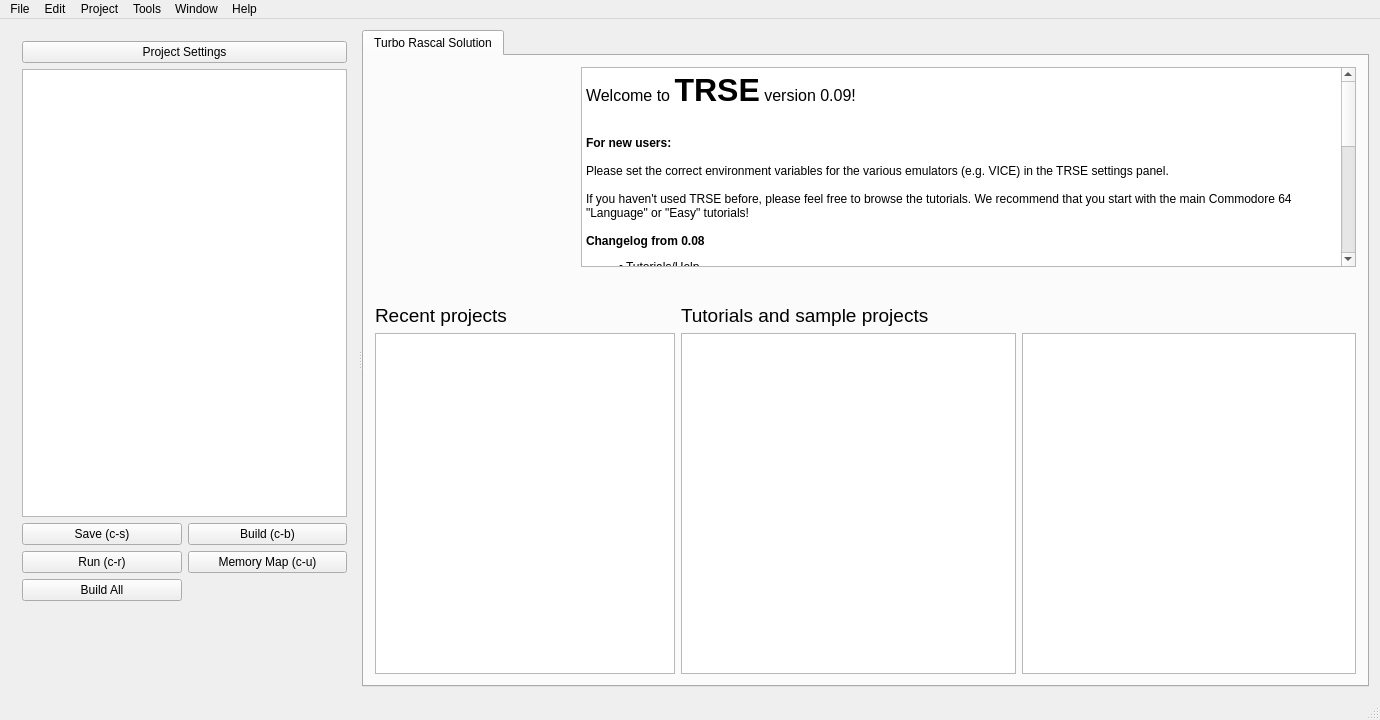
Old version of the form mainwindow.ui in the repository leuat/TRSE.
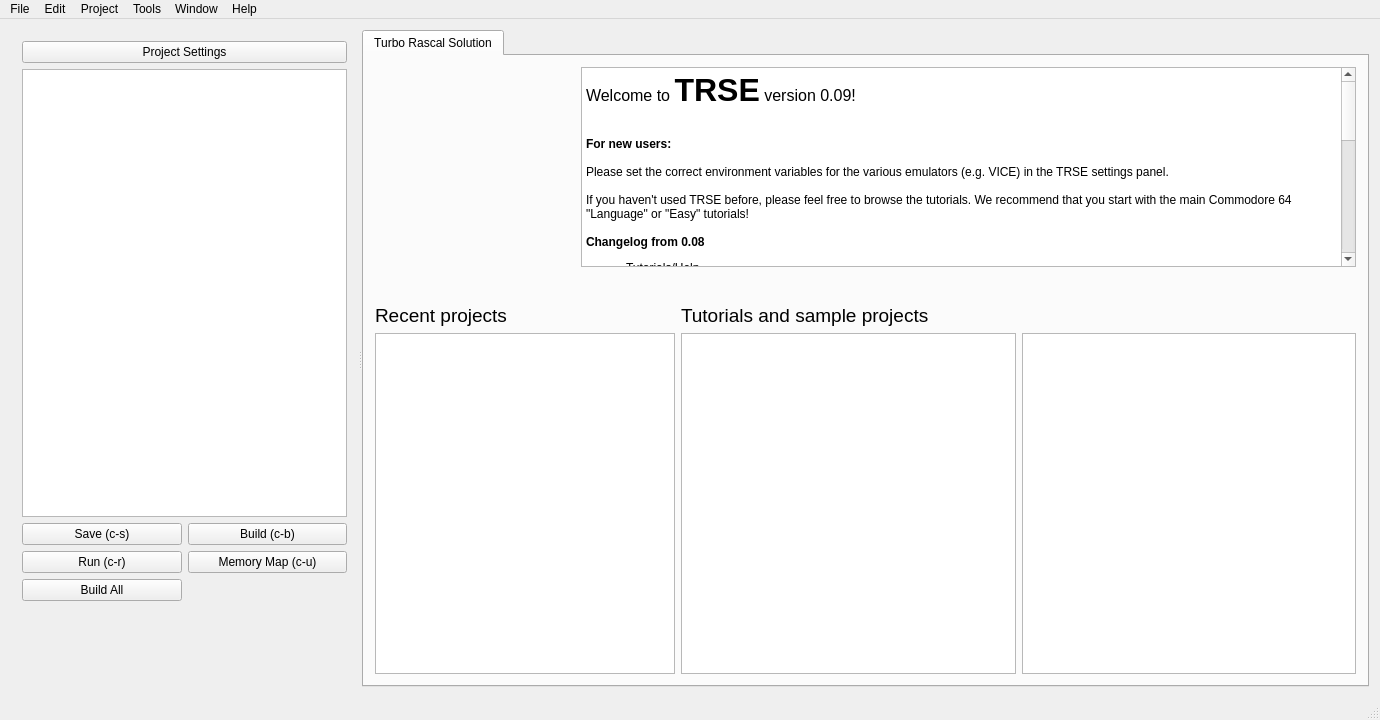
New version of the form. Icons and pictures are not drawn.

Patch:
```diff
--- a/mainwindow.ui
+++ b/mainwindow.ui
@@ -229,39 +229,43 @@
                   <string>&lt;!DOCTYPE HTML PUBLIC &quot;-//W3C//DTD HTML 4.0//EN&quot; &quot;http://www.w3.org/TR/REC-html40/strict.dtd&quot;&gt;
 &lt;html&gt;&lt;head&gt;&lt;meta name=&quot;qrichtext&quot; content=&quot;1&quot; /&gt;&lt;style type=&quot;text/css&quot;&gt;
 p, li { white-space: pre-wrap; }
-&lt;/style&gt;&lt;/head&gt;&lt;body style=&quot; font-family:'MS Shell Dlg 2'; font-size:8.25pt; font-weight:400; font-style:normal;&quot;&gt;
-&lt;p style=&quot; margin-top:0px; margin-bottom:0px; margin-left:0px; margin-right:0px; -qt-block-indent:0; text-indent:0px;&quot;&gt;&lt;span style=&quot; font-family:'Noto Sans'; font-size:12pt;&quot;&gt;Welcome to &lt;/span&gt;&lt;span style=&quot; font-family:'Noto Sans'; font-size:24pt; font-weight:600;&quot;&gt;TRSE&lt;/span&gt;&lt;span style=&quot; font-family:'Noto Sans'; font-size:12pt;&quot;&gt; version 0.09!&lt;/span&gt;&lt;/p&gt;
+&lt;/style&gt;&lt;/head&gt;&lt;body style=&quot; font-family:'Noto Sans'; font-size:9pt; font-weight:400; font-style:normal;&quot;&gt;
+&lt;p style=&quot; margin-top:0px; margin-bottom:0px; margin-left:0px; margin-right:0px; -qt-block-indent:0; text-indent:0px;&quot;&gt;&lt;span style=&quot; font-size:12pt;&quot;&gt;Welcome to &lt;/span&gt;&lt;span style=&quot; font-size:24pt; font-weight:600;&quot;&gt;TRSE&lt;/span&gt;&lt;span style=&quot; font-size:12pt;&quot;&gt; version 0.09!&lt;/span&gt;&lt;/p&gt;
 &lt;p style=&quot; margin-top:0px; margin-bottom:0px; margin-left:0px; margin-right:0px; -qt-block-indent:0; text-indent:0px;&quot;&gt;&lt;img src=&quot;:/resources/images/Amiga.png&quot; width=&quot;80&quot; /&gt;&lt;img src=&quot;:/resources/images/C128.png&quot; width=&quot;80&quot; /&gt;&lt;img src=&quot;:/resources/images/C64.png&quot; width=&quot;80&quot; /&gt;&lt;img src=&quot;:/resources/images/PLUS4.png&quot; width=&quot;80&quot; /&gt;&lt;img src=&quot;:/resources/images/VIC20.png&quot; width=&quot;80&quot; /&gt;&lt;img src=&quot;:/resources/images/NES.png&quot; width=&quot;80&quot; /&gt;&lt;img src=&quot;:/resources/images/PET.png&quot; width=&quot;80&quot; /&gt;&lt;/p&gt;
-&lt;p style=&quot;-qt-paragraph-type:empty; margin-top:0px; margin-bottom:0px; margin-left:0px; margin-right:0px; -qt-block-indent:0; text-indent:0px; font-family:'Noto Sans'; font-size:9pt;&quot;&gt;&lt;br /&gt;&lt;/p&gt;
-&lt;p style=&quot; margin-top:0px; margin-bottom:0px; margin-left:0px; margin-right:0px; -qt-block-indent:0; text-indent:0px;&quot;&gt;&lt;span style=&quot; font-family:'Noto Sans'; font-size:9pt; font-weight:600;&quot;&gt;For new users: &lt;/span&gt;&lt;/p&gt;
-&lt;p style=&quot;-qt-paragraph-type:empty; margin-top:0px; margin-bottom:0px; margin-left:0px; margin-right:0px; -qt-block-indent:0; text-indent:0px; font-family:'Noto Sans'; font-size:9pt; font-weight:600;&quot;&gt;&lt;br /&gt;&lt;/p&gt;
-&lt;p style=&quot; margin-top:0px; margin-bottom:0px; margin-left:0px; margin-right:0px; -qt-block-indent:0; text-indent:0px;&quot;&gt;&lt;span style=&quot; font-family:'Noto Sans'; font-size:9pt;&quot;&gt;Please set the correct environment variables for the various emulators (e.g. VICE) in the TRSE settings panel. &lt;/span&gt;&lt;/p&gt;
-&lt;p style=&quot;-qt-paragraph-type:empty; margin-top:0px; margin-bottom:0px; margin-left:0px; margin-right:0px; -qt-block-indent:0; text-indent:0px; font-family:'Noto Sans'; font-size:9pt;&quot;&gt;&lt;br /&gt;&lt;/p&gt;
-&lt;p style=&quot; margin-top:0px; margin-bottom:0px; margin-left:0px; margin-right:0px; -qt-block-indent:0; text-indent:0px;&quot;&gt;&lt;span style=&quot; font-family:'Noto Sans'; font-size:9pt;&quot;&gt;If you haven't used TRSE before, please feel free to browse the tutorials. We recommend that you start with the main Commodore 64 &amp;quot;Language&amp;quot; or &amp;quot;Easy&amp;quot; tutorials!&lt;/span&gt;&lt;/p&gt;
-&lt;p style=&quot;-qt-paragraph-type:empty; margin-top:0px; margin-bottom:0px; margin-left:0px; margin-right:0px; -qt-block-indent:0; text-indent:0px; font-family:'Noto Sans'; font-size:9pt;&quot;&gt;&lt;br /&gt;&lt;/p&gt;
-&lt;p style=&quot; margin-top:0px; margin-bottom:0px; margin-left:0px; margin-right:0px; -qt-block-indent:0; text-indent:0px;&quot;&gt;&lt;span style=&quot; font-family:'Noto Sans'; font-size:9pt; font-weight:600;&quot;&gt;Changelog from 0.08&lt;/span&gt;&lt;/p&gt;
-&lt;ul style=&quot;margin-top: 0px; margin-bottom: 0px; margin-left: 0px; margin-right: 0px; -qt-list-indent: 1;&quot;&gt;&lt;li style=&quot; font-family:'Noto Sans'; font-size:9pt;&quot; style=&quot; margin-top:12px; margin-bottom:0px; margin-left:0px; margin-right:0px; -qt-block-indent:0; text-indent:0px;&quot;&gt;Tutorials/Help&lt;/li&gt;
-&lt;ul style=&quot;margin-top: 0px; margin-bottom: 0px; margin-left: 0px; margin-right: 0px; -qt-list-indent: 2;&quot;&gt;&lt;li style=&quot; font-family:'Noto Sans'; font-size:9pt;&quot; style=&quot; margin-top:0px; margin-bottom:0px; margin-left:0px; margin-right:0px; -qt-block-indent:0; text-indent:0px;&quot;&gt;OK64 tutorials (but no emulator yet)&lt;/li&gt;
-&lt;li style=&quot; font-family:'Noto Sans'; font-size:9pt;&quot; style=&quot; margin-top:0px; margin-bottom:0px; margin-left:0px; margin-right:0px; -qt-block-indent:0; text-indent:0px;&quot;&gt;Added 7 PET tutorials&lt;/li&gt;&lt;/ul&gt;
-&lt;p style=&quot;-qt-paragraph-type:empty; margin-top:0px; margin-bottom:0px; margin-left:0px; margin-right:0px; -qt-block-indent:0; text-indent:0px; font-family:'Noto Sans'; font-size:9pt;&quot;&gt;&lt;br /&gt;&lt;/p&gt;
-&lt;li style=&quot; font-family:'Noto Sans'; font-size:9pt;&quot; style=&quot; margin-top:0px; margin-bottom:0px; margin-left:0px; margin-right:0px; -qt-block-indent:0; text-indent:0px;&quot;&gt;Compiler: 	&lt;/li&gt;
-&lt;ul style=&quot;margin-top: 0px; margin-bottom: 0px; margin-left: 0px; margin-right: 0px; -qt-list-indent: 2;&quot;&gt;&lt;li style=&quot; font-family:'Noto Sans'; font-size:9pt;&quot; style=&quot; margin-top:0px; margin-bottom:0px; margin-left:0px; margin-right:0px; -qt-block-indent:0; text-indent:0px;&quot;&gt;TRSE Command-line interface &amp;quot;clasc&amp;quot; implemented, stand-alone command-line assembler/compiler. &lt;/li&gt;
-&lt;li style=&quot; font-family:'Noto Sans'; font-size:9pt;&quot; style=&quot; margin-top:0px; margin-bottom:0px; margin-left:0px; margin-right:0px; -qt-block-indent:0; text-indent:0px;&quot;&gt;Writing &amp;quot;#P42;&amp;quot; in a string will result in replacing the phrase with character 42. No zeroes before the number. Useful for filenames etc.&lt;/li&gt;
-&lt;li style=&quot; font-family:'Noto Sans'; font-size:9pt;&quot; style=&quot; margin-top:0px; margin-bottom:0px; margin-left:0px; margin-right:0px; -qt-block-indent:0; text-indent:0px;&quot;&gt;Optimizations in various methods (spritepos, spriteloc, poke)&lt;/li&gt;
-&lt;li style=&quot; font-family:'Noto Sans'; font-size:9pt;&quot; style=&quot; margin-top:0px; margin-bottom:0px; margin-left:0px; margin-right:0px; -qt-block-indent:0; text-indent:0px;&quot;&gt;Some bugfixes in the post-optimizations&lt;/li&gt;
-&lt;li style=&quot; font-family:'Noto Sans'; font-size:9pt;&quot; style=&quot; margin-top:0px; margin-bottom:0px; margin-left:0px; margin-right:0px; -qt-block-indent:0; text-indent:0px;&quot;&gt;Repeat-until implemented&lt;/li&gt;
-&lt;li style=&quot; font-family:'Noto Sans'; font-size:9pt;&quot; style=&quot; margin-top:0px; margin-bottom:0px; margin-left:0px; margin-right:0px; -qt-block-indent:0; text-indent:0px;&quot;&gt;XOR (exclusive or) implemented : a:=a XOR (2*b); etc&lt;/li&gt;
-&lt;li style=&quot; font-family:'Noto Sans'; font-size:9pt;&quot; style=&quot; margin-top:0px; margin-bottom:0px; margin-left:0px; margin-right:0px; -qt-block-indent:0; text-indent:0px;&quot;&gt;SHR / SHL implemented (shift left, shift right). Synonymous with &amp;gt;&amp;gt; and &amp;lt;&amp;lt;&lt;/li&gt;
-&lt;li style=&quot; font-family:'Noto Sans'; font-size:9pt;&quot; style=&quot; margin-top:0px; margin-bottom:0px; margin-left:0px; margin-right:0px; -qt-block-indent:0; text-indent:0px;&quot;&gt;@export preprocessor for automatic binary exporting .flf image files to binaries on build&lt;/li&gt;&lt;/ul&gt;
-&lt;li style=&quot; font-family:'Noto Sans'; font-size:9pt;&quot; style=&quot; margin-top:0px; margin-bottom:0px; margin-left:0px; margin-right:0px; -qt-block-indent:0; text-indent:0px;&quot;&gt;Methods&lt;/li&gt;
-&lt;ul style=&quot;margin-top: 0px; margin-bottom: 0px; margin-left: 0px; margin-right: 0px; -qt-list-indent: 2;&quot;&gt;&lt;li style=&quot; font-family:'Noto Sans'; font-size:9pt;&quot; style=&quot; margin-top:0px; margin-bottom:0px; margin-left:0px; margin-right:0px; -qt-block-indent:0; text-indent:0px;&quot;&gt;lots of OK64 stuff&lt;/li&gt;&lt;/ul&gt;
-&lt;p style=&quot;-qt-paragraph-type:empty; margin-top:0px; margin-bottom:0px; margin-left:0px; margin-right:0px; -qt-block-indent:1; text-indent:0px; font-family:'Noto Sans'; font-size:9pt;&quot;&gt;&lt;br /&gt;&lt;/p&gt;
-&lt;li style=&quot; font-family:'Noto Sans'; font-size:9pt;&quot; style=&quot; margin-top:0px; margin-bottom:0px; margin-left:0px; margin-right:0px; -qt-block-indent:0; text-indent:0px;&quot;&gt;Editor &lt;/li&gt;
-&lt;ul style=&quot;margin-top: 0px; margin-bottom: 0px; margin-left: 0px; margin-right: 0px; -qt-list-indent: 2;&quot;&gt;&lt;li style=&quot; font-family:'Noto Sans'; font-size:9pt;&quot; style=&quot; margin-top:0px; margin-bottom:0px; margin-left:0px; margin-right:0px; -qt-block-indent:0; text-indent:0px;&quot;&gt;You can now select text editor font as well as size in the TRSE settings&lt;/li&gt;
-&lt;li style=&quot; font-family:'Noto Sans'; font-size:9pt;&quot; style=&quot; margin-top:0px; margin-bottom:0px; margin-left:0px; margin-right:0px; -qt-block-indent:0; text-indent:0px;&quot;&gt;Memory Analyzer now has individual system labels! &lt;/li&gt;&lt;/ul&gt;
-&lt;li style=&quot; font-family:'Noto Sans'; font-size:9pt;&quot; style=&quot; margin-top:0px; margin-bottom:0px; margin-left:0px; margin-right:0px; -qt-block-indent:0; text-indent:0px;&quot;&gt;Fjong: &lt;/li&gt;&lt;/ul&gt;
-&lt;ul style=&quot;margin-top: 0px; margin-bottom: 0px; margin-left: 0px; margin-right: 0px; -qt-list-indent: 2;&quot;&gt;&lt;li style=&quot; font-family:'Noto Sans'; font-size:9pt;&quot; style=&quot;-qt-paragraph-type:empty; margin-top:0px; margin-bottom:0px; margin-left:0px; margin-right:0px; -qt-block-indent:0; text-indent:0px;&quot;&gt;&lt;br /&gt;&lt;/li&gt;&lt;/ul&gt;
-&lt;p style=&quot;-qt-paragraph-type:empty; margin-top:0px; margin-bottom:12px; margin-left:0px; margin-right:0px; -qt-block-indent:0; text-indent:0px; font-family:'Noto Sans'; font-size:9pt;&quot;&gt;&lt;br /&gt;&lt;/p&gt;&lt;/body&gt;&lt;/html&gt;</string>
+&lt;p style=&quot;-qt-paragraph-type:empty; margin-top:0px; margin-bottom:0px; margin-left:0px; margin-right:0px; -qt-block-indent:0; text-indent:0px;&quot;&gt;&lt;br /&gt;&lt;/p&gt;
+&lt;p style=&quot; margin-top:0px; margin-bottom:0px; margin-left:0px; margin-right:0px; -qt-block-indent:0; text-indent:0px;&quot;&gt;&lt;span style=&quot; font-weight:600;&quot;&gt;For new users: &lt;/span&gt;&lt;/p&gt;
+&lt;p style=&quot;-qt-paragraph-type:empty; margin-top:0px; margin-bottom:0px; margin-left:0px; margin-right:0px; -qt-block-indent:0; text-indent:0px; font-weight:600;&quot;&gt;&lt;br /&gt;&lt;/p&gt;
+&lt;p style=&quot; margin-top:0px; margin-bottom:0px; margin-left:0px; margin-right:0px; -qt-block-indent:0; text-indent:0px;&quot;&gt;Please set the correct environment variables for the various emulators (e.g. VICE) in the TRSE settings panel. &lt;/p&gt;
+&lt;p style=&quot;-qt-paragraph-type:empty; margin-top:0px; margin-bottom:0px; margin-left:0px; margin-right:0px; -qt-block-indent:0; text-indent:0px;&quot;&gt;&lt;br /&gt;&lt;/p&gt;
+&lt;p style=&quot; margin-top:0px; margin-bottom:0px; margin-left:0px; margin-right:0px; -qt-block-indent:0; text-indent:0px;&quot;&gt;If you haven't used TRSE before, please feel free to browse the tutorials. We recommend that you start with the main Commodore 64 &amp;quot;Language&amp;quot; or &amp;quot;Easy&amp;quot; tutorials!&lt;/p&gt;
+&lt;p style=&quot;-qt-paragraph-type:empty; margin-top:0px; margin-bottom:0px; margin-left:0px; margin-right:0px; -qt-block-indent:0; text-indent:0px;&quot;&gt;&lt;br /&gt;&lt;/p&gt;
+&lt;p style=&quot; margin-top:0px; margin-bottom:0px; margin-left:0px; margin-right:0px; -qt-block-indent:0; text-indent:0px;&quot;&gt;&lt;span style=&quot; font-weight:600;&quot;&gt;Changelog from 0.08&lt;/span&gt;&lt;/p&gt;
+&lt;ul style=&quot;margin-top: 0px; margin-bottom: 0px; margin-left: 0px; margin-right: 0px; -qt-list-indent: 1;&quot;&gt;&lt;li style=&quot; margin-top:12px; margin-bottom:0px; margin-left:0px; margin-right:0px; -qt-block-indent:0; text-indent:0px;&quot;&gt;Tutorials/Help&lt;/li&gt;
+&lt;ul style=&quot;margin-top: 0px; margin-bottom: 0px; margin-left: 0px; margin-right: 0px; -qt-list-indent: 2;&quot;&gt;&lt;li style=&quot; margin-top:0px; margin-bottom:0px; margin-left:0px; margin-right:0px; -qt-block-indent:0; text-indent:0px;&quot;&gt;OK64 tutorials (but no emulator yet)&lt;/li&gt;
+&lt;li style=&quot; margin-top:0px; margin-bottom:0px; margin-left:0px; margin-right:0px; -qt-block-indent:0; text-indent:0px;&quot;&gt;Added 7 PET tutorials&lt;/li&gt;
+&lt;li style=&quot; margin-top:0px; margin-bottom:0px; margin-left:0px; margin-right:0px; -qt-block-indent:0; text-indent:0px;&quot;&gt;Two new text string tutorials (in easy, intermediate)&lt;/li&gt;
+&lt;li style=&quot; margin-top:0px; margin-bottom:0px; margin-left:0px; margin-right:0px; -qt-block-indent:0; text-indent:0px;&quot;&gt;Text-based adenture, C64 and soon VIC-20&lt;/li&gt;&lt;/ul&gt;
+&lt;p style=&quot;-qt-paragraph-type:empty; margin-top:0px; margin-bottom:0px; margin-left:0px; margin-right:0px; -qt-block-indent:0; text-indent:0px;&quot;&gt;&lt;br /&gt;&lt;/p&gt;
+&lt;li style=&quot; margin-top:0px; margin-bottom:0px; margin-left:0px; margin-right:0px; -qt-block-indent:0; text-indent:0px;&quot;&gt;Compiler: 	&lt;/li&gt;
+&lt;ul style=&quot;margin-top: 0px; margin-bottom: 0px; margin-left: 0px; margin-right: 0px; -qt-list-indent: 2;&quot;&gt;&lt;li style=&quot; margin-top:0px; margin-bottom:0px; margin-left:0px; margin-right:0px; -qt-block-indent:0; text-indent:0px;&quot;&gt;String methods: strCmp, strSplit, strToUpper, strToLower, strGetFromIndex&lt;/li&gt;
+&lt;li style=&quot; margin-top:0px; margin-bottom:0px; margin-left:0px; margin-right:0px; -qt-block-indent:0; text-indent:0px;&quot;&gt;Keyboard input key:=getKey();&lt;/li&gt;
+&lt;li style=&quot; margin-top:0px; margin-bottom:0px; margin-left:0px; margin-right:0px; -qt-block-indent:0; text-indent:0px;&quot;&gt;TRSE Command-line interface &amp;quot;clasc&amp;quot; implemented, stand-alone command-line assembler/compiler. &lt;/li&gt;
+&lt;li style=&quot; margin-top:0px; margin-bottom:0px; margin-left:0px; margin-right:0px; -qt-block-indent:0; text-indent:0px;&quot;&gt;Writing &amp;quot;#P42;&amp;quot; in a string will result in replacing the phrase with character 42. No zeroes before the number. Useful for filenames etc.&lt;/li&gt;
+&lt;li style=&quot; margin-top:0px; margin-bottom:0px; margin-left:0px; margin-right:0px; -qt-block-indent:0; text-indent:0px;&quot;&gt;Optimizations in various methods (spritepos, spriteloc, poke)&lt;/li&gt;
+&lt;li style=&quot; margin-top:0px; margin-bottom:0px; margin-left:0px; margin-right:0px; -qt-block-indent:0; text-indent:0px;&quot;&gt;Some bugfixes in the post-optimizations&lt;/li&gt;
+&lt;li style=&quot; margin-top:0px; margin-bottom:0px; margin-left:0px; margin-right:0px; -qt-block-indent:0; text-indent:0px;&quot;&gt;Repeat-until implemented&lt;/li&gt;
+&lt;li style=&quot; margin-top:0px; margin-bottom:0px; margin-left:0px; margin-right:0px; -qt-block-indent:0; text-indent:0px;&quot;&gt;XOR (exclusive or) implemented : a:=a XOR (2*b); etc&lt;/li&gt;
+&lt;li style=&quot; margin-top:0px; margin-bottom:0px; margin-left:0px; margin-right:0px; -qt-block-indent:0; text-indent:0px;&quot;&gt;SHR / SHL implemented (shift left, shift right). Synonymous with &amp;gt;&amp;gt; and &amp;lt;&amp;lt;&lt;/li&gt;
+&lt;li style=&quot; margin-top:0px; margin-bottom:0px; margin-left:0px; margin-right:0px; -qt-block-indent:0; text-indent:0px;&quot;&gt;@export preprocessor for automatic binary exporting .flf image files to binaries on build&lt;/li&gt;&lt;/ul&gt;
+&lt;li style=&quot; margin-top:0px; margin-bottom:0px; margin-left:0px; margin-right:0px; -qt-block-indent:0; text-indent:0px;&quot;&gt;Methods&lt;/li&gt;
+&lt;ul style=&quot;margin-top: 0px; margin-bottom: 0px; margin-left: 0px; margin-right: 0px; -qt-list-indent: 2;&quot;&gt;&lt;li style=&quot; margin-top:0px; margin-bottom:0px; margin-left:0px; margin-right:0px; -qt-block-indent:0; text-indent:0px;&quot;&gt;lots of OK64 stuff&lt;/li&gt;&lt;/ul&gt;
+&lt;p style=&quot;-qt-paragraph-type:empty; margin-top:0px; margin-bottom:0px; margin-left:0px; margin-right:0px; -qt-block-indent:1; text-indent:0px;&quot;&gt;&lt;br /&gt;&lt;/p&gt;
+&lt;li style=&quot; margin-top:0px; margin-bottom:0px; margin-left:0px; margin-right:0px; -qt-block-indent:0; text-indent:0px;&quot;&gt;Editor &lt;/li&gt;
+&lt;ul style=&quot;margin-top: 0px; margin-bottom: 0px; margin-left: 0px; margin-right: 0px; -qt-list-indent: 2;&quot;&gt;&lt;li style=&quot; margin-top:0px; margin-bottom:0px; margin-left:0px; margin-right:0px; -qt-block-indent:0; text-indent:0px;&quot;&gt;You can now select text editor font as well as size in the TRSE settings&lt;/li&gt;
+&lt;li style=&quot; margin-top:0px; margin-bottom:0px; margin-left:0px; margin-right:0px; -qt-block-indent:0; text-indent:0px;&quot;&gt;Memory Analyzer now has individual system labels! &lt;/li&gt;&lt;/ul&gt;
+&lt;li style=&quot; margin-top:0px; margin-bottom:0px; margin-left:0px; margin-right:0px; -qt-block-indent:0; text-indent:0px;&quot;&gt;Fjong: &lt;/li&gt;&lt;/ul&gt;
+&lt;ul style=&quot;margin-top: 0px; margin-bottom: 0px; margin-left: 0px; margin-right: 0px; -qt-list-indent: 2;&quot;&gt;&lt;li style=&quot;-qt-paragraph-type:empty; margin-top:0px; margin-bottom:0px; margin-left:0px; margin-right:0px; -qt-block-indent:0; text-indent:0px;&quot;&gt;&lt;br /&gt;&lt;/li&gt;&lt;/ul&gt;
+&lt;p style=&quot;-qt-paragraph-type:empty; margin-top:0px; margin-bottom:12px; margin-left:0px; margin-right:0px; -qt-block-indent:0; text-indent:0px;&quot;&gt;&lt;br /&gt;&lt;/p&gt;&lt;/body&gt;&lt;/html&gt;</string>
                  </property>
                 </widget>
                </item>
```
Left out of the diff: 2 changed lines with no effect on the pictures.
